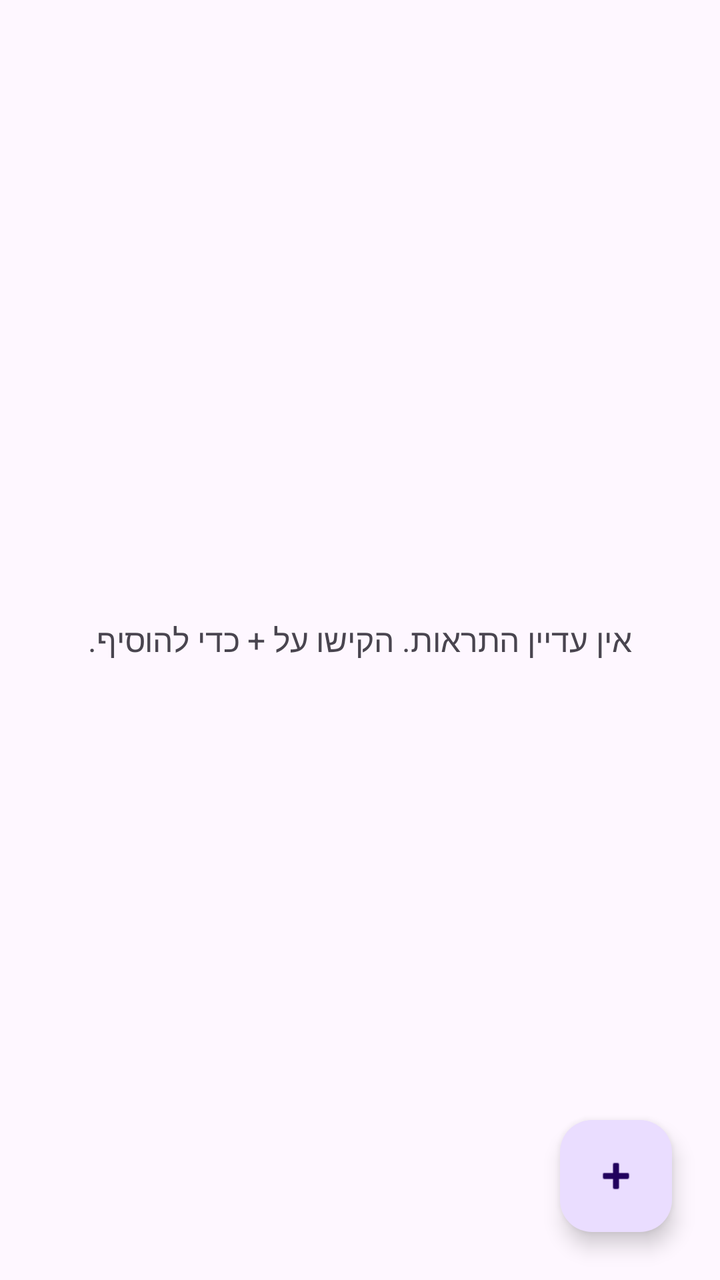
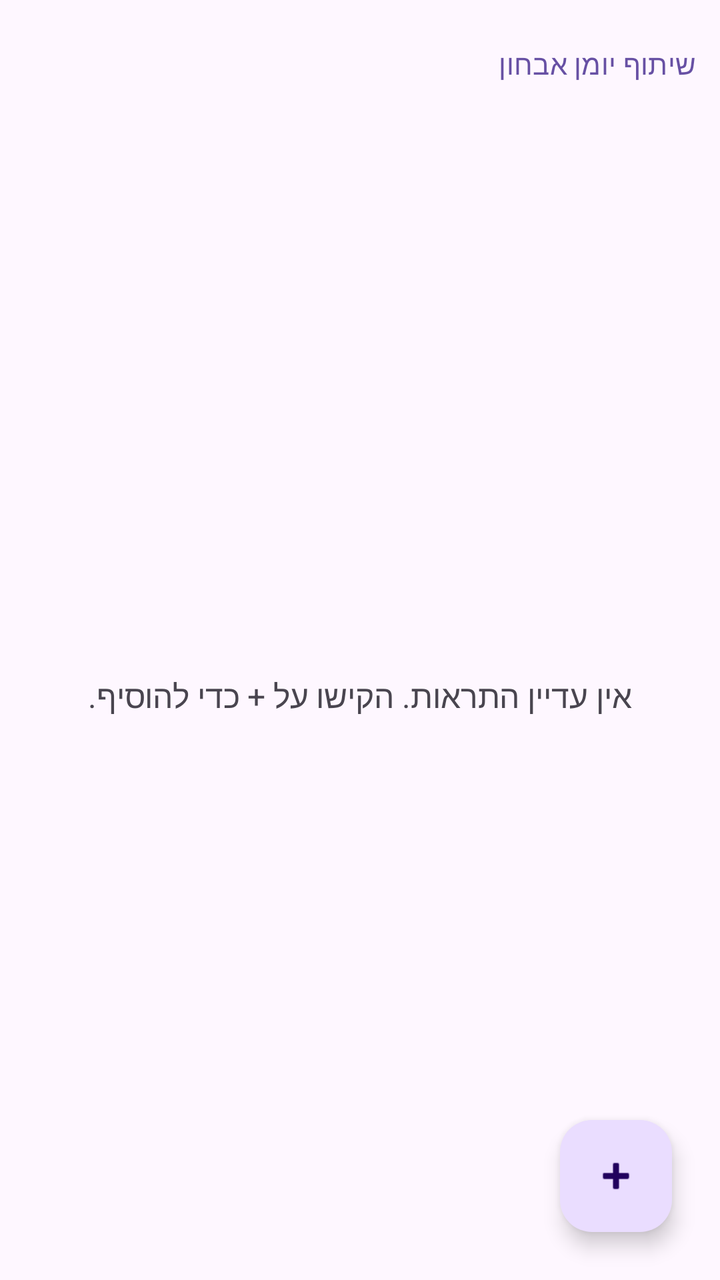

Two renders of the same Android screen: before a commit and after it. Below are the layout's source before the change and the commit's diff.
<!-- AndroidManifest.xml: application theme Theme.AlarmClock -->
<!-- res/layout/activity_main.xml -->
<?xml version="1.0" encoding="utf-8"?>
<androidx.coordinatorlayout.widget.CoordinatorLayout
    xmlns:android="http://schemas.android.com/apk/res/android"
    xmlns:app="http://schemas.android.com/apk/res-auto"
    android:layout_width="match_parent"
    android:layout_height="match_parent">

    <LinearLayout
        android:layout_width="match_parent"
        android:layout_height="match_parent"
        android:orientation="vertical">

        <LinearLayout
            android:id="@+id/exactAlarmWarning"
            android:layout_width="match_parent"
            android:layout_height="wrap_content"
            android:orientation="vertical"
            android:padding="16dp"
            android:visibility="gone">

            <TextView
                android:layout_width="match_parent"
                android:layout_height="wrap_content"
                android:text="@string/exact_alarm_warning" />

            <Button
                android:id="@+id/grantExactAlarm"
                android:layout_width="wrap_content"
                android:layout_height="wrap_content"
                android:text="@string/grant" />
        </LinearLayout>

        <FrameLayout
            android:layout_width="match_parent"
            android:layout_height="match_parent">

            <androidx.recyclerview.widget.RecyclerView
                android:id="@+id/alarmList"
                android:layout_width="match_parent"
                android:layout_height="match_parent"
                android:clipToPadding="false"
                android:paddingBottom="96dp" />

            <TextView
                android:id="@+id/emptyView"
                android:layout_width="wrap_content"
                android:layout_height="wrap_content"
                android:layout_gravity="center"
                android:text="@string/no_alarms"
                android:textSize="16sp" />
        </FrameLayout>
    </LinearLayout>

    <com.google.android.material.floatingactionbutton.FloatingActionButton
        android:id="@+id/addAlarm"
        android:layout_width="wrap_content"
        android:layout_height="wrap_content"
        android:layout_gravity="bottom|end"
        android:layout_margin="24dp"
        android:contentDescription="@string/add_alarm"
        app:srcCompat="@android:drawable/ic_input_add" />
</androidx.coordinatorlayout.widget.CoordinatorLayout>
<!-- resources referenced by this layout -->
<resources>
  <string name="add_alarm">הוספת התראה</string>
  <string name="exact_alarm_warning">ללא הרשאת \"התראות מדויקות\" ההתראות עלולות להתעכב.</string>
  <string name="grant">אישור הרשאה</string>
  <string name="no_alarms">אין עדיין התראות. הקישו על + כדי להוסיף.</string>
  <style name="Theme.AlarmClock" parent="Theme.Material3.DayNight.NoActionBar">
          <item name="android:windowActionBar">false</item>
      </style>
</resources>

<!-- the commit's change to res/layout/activity_main.xml (unified diff, before → after) -->
@@ -9,6 +9,15 @@
         android:layout_width="match_parent"
         android:layout_height="match_parent"
         android:orientation="vertical">
+
+        <Button
+            android:id="@+id/shareLog"
+            style="?attr/borderlessButtonStyle"
+            android:layout_width="wrap_content"
+            android:layout_height="wrap_content"
+            android:layout_gravity="end"
+            android:layout_marginTop="8dp"
+            android:text="@string/share_log" />
 
         <LinearLayout
             android:id="@+id/exactAlarmWarning"
<!-- resource entries referenced after the edit -->
@@ -4,6 +4,7 @@
   <string name="exact_alarm_warning">ללא הרשאת \"התראות מדויקות\" ההתראות עלולות להתעכב.</string>
   <string name="grant">אישור הרשאה</string>
   <string name="no_alarms">אין עדיין התראות. הקישו על + כדי להוסיף.</string>
+  <string name="share_log">שיתוף יומן אבחון</string>
   <style name="Theme.AlarmClock" parent="Theme.Material3.DayNight.NoActionBar">
           <item name="android:windowActionBar">false</item>
       </style>
